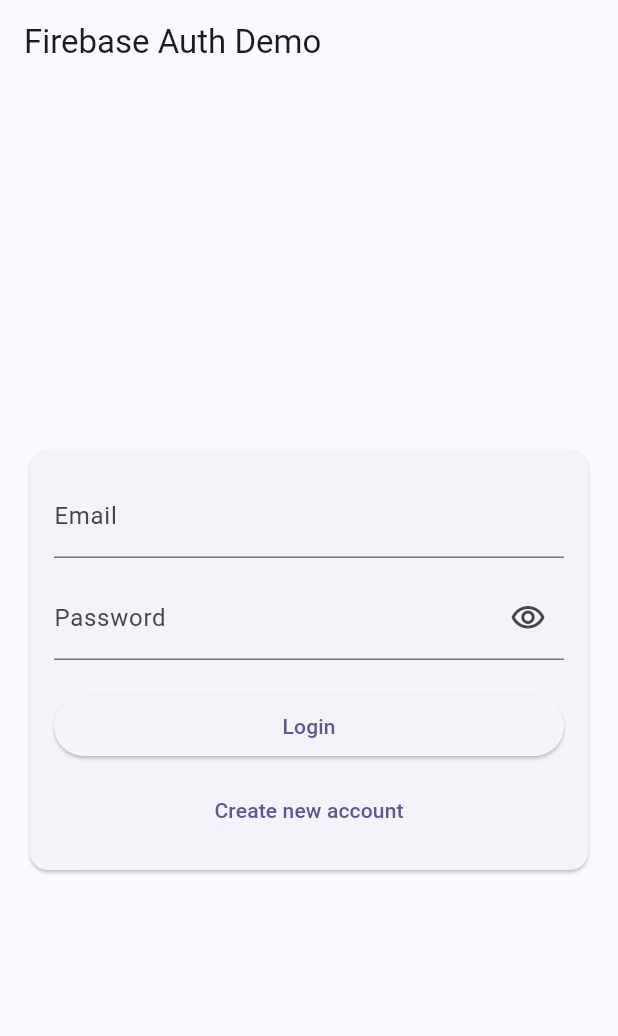
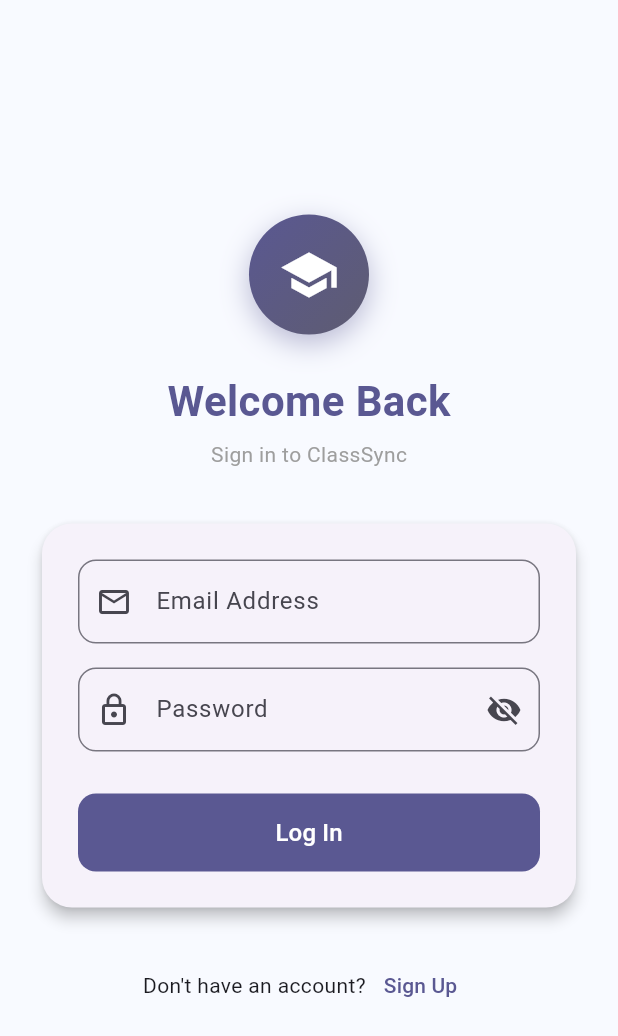
Before and after one commit to kalviumcommunity/S66-0226-T3-Flutter-Firebase-ClassSync, a Flutter app: the screen it shows after launch, on a phone screen of 412 x 824 dp. Shown: the top 1036 px of the screen. Run offline on Flutter 3.47's test engine with Material 3 defaults, Android fonts, the phone set to English and light mode, and no system bars; our stand-ins replace cloud_firestore, firebase_auth, firebase_core, firebase_storage, image_picker; accounts and stored records are empty.

Commit message:
feat(auth): implement dedicated login and signup screens with Firebase integration

```diff
--- a/lib/main.dart
+++ b/lib/main.dart
@@ -3,7 +3,7 @@
 import 'package:firebase_auth/firebase_auth.dart';
 import 'package:firebase_core/firebase_core.dart';
 import 'firebase_options.dart';
-import 'screens/auth_screen.dart';
+import 'screens/login_screen.dart';
 import 'screens/home_screen.dart';
 import 'screens/session_splash_screen.dart';
 
@@ -62,7 +62,7 @@
                 if (snapshot.hasData) {
                   return const HomeScreen();
                 }
-                return const AuthScreen();
+                return const LoginScreen();
               },
             ),
     );
--- /dev/null
+++ b/lib/screens/login_screen.dart
@@ -0,0 +1,225 @@
+import 'package:flutter/material.dart';
+import '../services/auth_service.dart';
+import 'signup_screen.dart';
+
+/// LoginScreen — dedicated user authentication screen.
+///
+/// Demonstrates:
+///  - Form validation (email format, non-empty password)
+///  - Firebase Auth: signInWithEmailAndPassword via AuthService
+///  - Navigation to SignupScreen for new users
+///  - On success, main.dart's StreamBuilder detects auth change
+///    and automatically navigates to HomeScreen.
+class LoginScreen extends StatefulWidget {
+  const LoginScreen({super.key});
+
+  @override
+  State<LoginScreen> createState() => _LoginScreenState();
+}
+
+class _LoginScreenState extends State<LoginScreen> {
+  final _formKey = GlobalKey<FormState>();
+  final _emailCtrl = TextEditingController();
+  final _passCtrl = TextEditingController();
+  final _auth = AuthService();
+
+  bool _loading = false;
+  bool _obscurePass = true;
+
+  @override
+  void dispose() {
+    _emailCtrl.dispose();
+    _passCtrl.dispose();
+    super.dispose();
+  }
+
+  // ── Login ────────────────────────────────────────────────────────────────
+  Future<void> _login() async {
+    if (!_formKey.currentState!.validate()) return;
+    setState(() => _loading = true);
+
+    final error = await _auth.signIn(_emailCtrl.text, _passCtrl.text);
+
+    if (!mounted) return;
+    setState(() => _loading = false);
+
+    if (error != null) {
+      ScaffoldMessenger.of(context).showSnackBar(
+        SnackBar(
+          content: Text(error),
+          backgroundColor: Colors.red.shade700,
+        ),
+      );
+    }
+    // On success: main.dart StreamBuilder detects User → shows HomeScreen
+  }
+
+  @override
+  Widget build(BuildContext context) {
+    final color = Theme.of(context).colorScheme;
+
+    return Scaffold(
+      backgroundColor: const Color(0xFFF8FAFF),
+      body: Center(
+        child: SingleChildScrollView(
+          padding: const EdgeInsets.symmetric(horizontal: 24, vertical: 40),
+          child: ConstrainedBox(
+            constraints: const BoxConstraints(maxWidth: 420),
+            child: Column(
+              children: [
+                // ── Header ───────────────────────────────────────────────
+                Container(
+                  padding: const EdgeInsets.all(20),
+                  decoration: BoxDecoration(
+                    gradient: LinearGradient(
+                      colors: [color.primary, color.secondary],
+                      begin: Alignment.topLeft,
+                      end: Alignment.bottomRight,
+                    ),
+                    shape: BoxShape.circle,
+                    boxShadow: [
+                      BoxShadow(
+                        color: color.primary.withValues(alpha: 0.4),
+                        blurRadius: 16,
+                        offset: const Offset(0, 6),
+                      ),
+                    ],
+                  ),
+                  child: const Icon(Icons.school, color: Colors.white, size: 40),
+                ),
+                const SizedBox(height: 24),
+                Text(
+                  'Welcome Back',
+                  style: TextStyle(
+                    fontSize: 28,
+                    fontWeight: FontWeight.bold,
+                    color: color.primary,
+                  ),
+                ),
+                const SizedBox(height: 6),
+                const Text(
+                  'Sign in to ClassSync',
+                  style: TextStyle(fontSize: 14, color: Colors.grey),
+                ),
+                const SizedBox(height: 32),
+
+                // ── Form card ────────────────────────────────────────────
+                Card(
+                  elevation: 4,
+                  shape: RoundedRectangleBorder(
+                    borderRadius: BorderRadius.circular(20),
+                  ),
+                  child: Padding(
+                    padding: const EdgeInsets.all(24),
+                    child: Form(
+                      key: _formKey,
+                      child: Column(
+                        children: [
+                          // Email
+                          TextFormField(
+                            controller: _emailCtrl,
+                            keyboardType: TextInputType.emailAddress,
+                            decoration: const InputDecoration(
+                              labelText: 'Email Address',
+                              prefixIcon: Icon(Icons.email_outlined),
+                              border: OutlineInputBorder(
+                                borderRadius:
+                                    BorderRadius.all(Radius.circular(12)),
+                              ),
+                            ),
+                            validator: (v) {
+                              final s = v?.trim() ?? '';
+                              if (s.isEmpty || !s.contains('@')) {
+                                return 'Enter a valid email address';
+                              }
+                              return null;
+                            },
+                          ),
+                          const SizedBox(height: 16),
+
+                          // Password
+                          TextFormField(
+                            controller: _passCtrl,
+                            obscureText: _obscurePass,
+                            decoration: InputDecoration(
+                              labelText: 'Password',
+                              prefixIcon: const Icon(Icons.lock_outline),
+                              suffixIcon: IconButton(
+                                icon: Icon(
+                                  _obscurePass
+                                      ? Icons.visibility_off
+                                      : Icons.visibility,
+                                ),
+                                onPressed: () => setState(
+                                  () => _obscurePass = !_obscurePass,
+                                ),
+                              ),
+                              border: const OutlineInputBorder(
+                                borderRadius:
+                                    BorderRadius.all(Radius.circular(12)),
+                              ),
+                            ),
+                            validator: (v) =>
+                                (v?.trim() ?? '').isEmpty
+                                    ? 'Enter your password'
+                                    : null,
+                          ),
+                          const SizedBox(height: 28),
+
+                          // Submit button
+                          SizedBox(
+                            width: double.infinity,
+                            height: 52,
+                            child: FilledButton(
+                              onPressed: _loading ? null : _login,
+                              style: FilledButton.styleFrom(
+                                shape: RoundedRectangleBorder(
+                                  borderRadius: BorderRadius.circular(12),
+                                ),
+                              ),
+                              child: _loading
+                                  ? const SizedBox(
+                                      width: 22,
+                                      height: 22,
+                                      child: CircularProgressIndicator(
+                                        strokeWidth: 2,
+                                        color: Colors.white,
+                                      ),
+                                    )
+                                  : const Text(
+                                      'Log In',
+                                      style: TextStyle(fontSize: 16),
+                                    ),
+                            ),
+                          ),
+                        ],
+                      ),
+                    ),
+                  ),
+                ),
+                const SizedBox(height: 24),
+
+                // ── Sign up link ─────────────────────────────────────────
+                Row(
+                  mainAxisAlignment: MainAxisAlignment.center,
+                  children: [
+                    const Text("Don't have an account?"),
+                    TextButton(
+                      onPressed: () => Navigator.push(
+                        context,
+                        MaterialPageRoute(
+                          builder: (_) => const SignupScreen(),
+                        ),
+                      ),
+                      child: const Text('Sign Up'),
+                    ),
+                  ],
+                ),
+              ],
+            ),
+          ),
+        ),
+      ),
+    );
+  }
+}
```
Also changed, not shown: lib/screens/firestore_screen.dart (+50 -4 lines), lib/screens/home_screen.dart (+45 -15 lines), lib/screens/signup_screen.dart (added, +292 -0 lines), lib/services/firestore_service.dart (+35 -4 lines), 1 other file.
